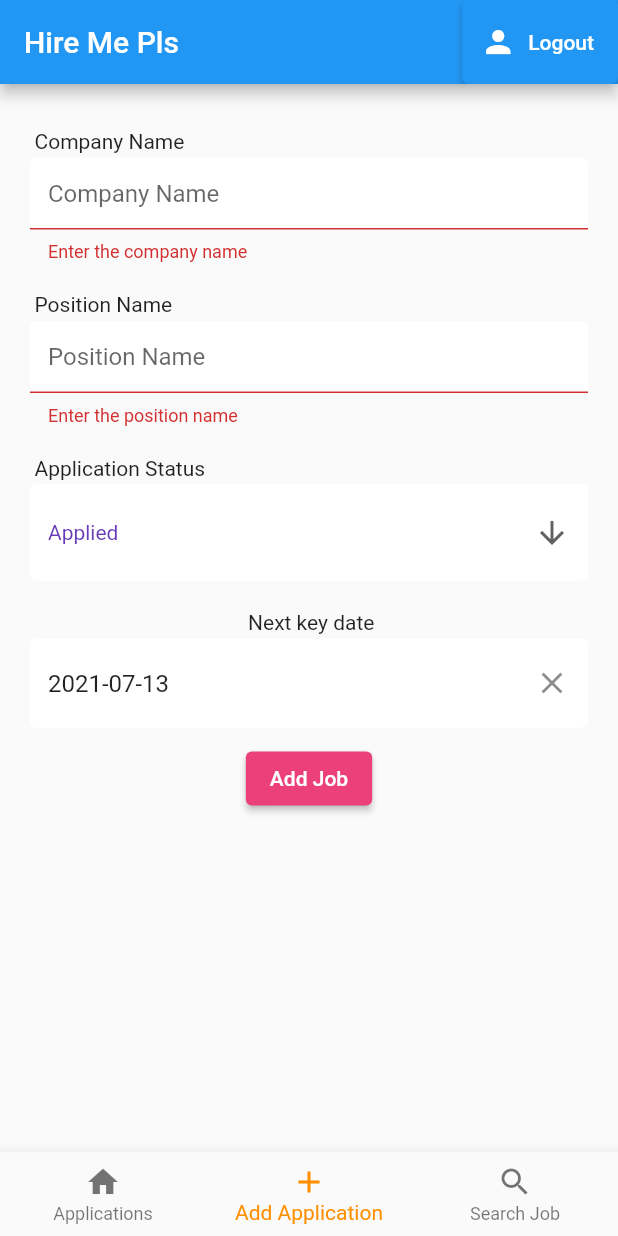
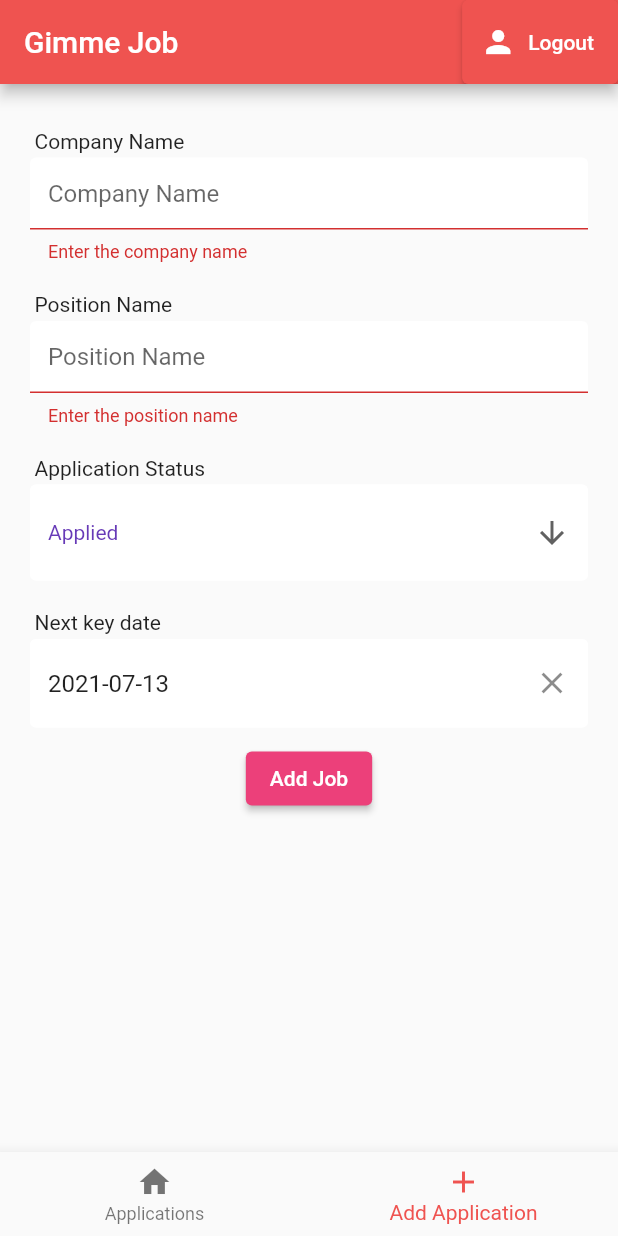
Before and after one commit to acyang97/gimme_job, a Flutter app: the screen it shows once a user with an empty profile is signed in, item 2 of the bottom bar chosen, after a tap on "Add Job", on a phone screen of 412 x 824 dp. Run offline on Flutter 3.47's test engine with Material 2 defaults, Android fonts, the phone set to English and light mode, and no system bars; drawn by our look-alikes of datetime_picker_formfield; our stand-ins replace cloud_firestore, firebase_auth, firebase_core, flutter_spinkit; accounts and stored records are empty.

Commit message:
Enabled sorting

```diff
--- a/lib/models/job.dart
+++ b/lib/models/job.dart
@@ -18,25 +18,30 @@ class Job {
   final String positionName;
   final String companyName;
   final ApplicationStatus applicationStatus;
+  final DateTime nextKeyDate;
 
   Job({
     required this.uid,
     required this.positionName,
     required this.companyName,
     required this.applicationStatus,
+    required this.nextKeyDate,
   });
 
   Job.fromJson(Map<String, dynamic> json)
       : uid = json['uid'],
         positionName = json['positionName'],
         companyName = json['companyName'],
-        applicationStatus = ApplicationStatus.values[json['applicationStatus']];
+        applicationStatus = ApplicationStatus.values[json['applicationStatus']],
+        nextKeyDate = json['nextKeyDate'].toDate();
+  // nextKeyDate = DateTime.parse(json['nextKeyDate']);
 
   Map<String, dynamic> toJson() => {
         'uid': this.uid,
         'positionName': this.positionName,
         'companyName': this.companyName,
         'applicationStatus': this.applicationStatus.index,
+        'nextKeyDate': this.nextKeyDate,
       };
 
   String getApplicatioStatus(Job job) {
--- a/lib/screens/add_job.dart
+++ b/lib/screens/add_job.dart
@@ -5,7 +5,6 @@ import 'package:gimme_job/utils/constants.dart';
 import 'package:gimme_job/models/job.dart';
 import 'package:gimme_job/services/auth_service.dart';
 import 'package:gimme_job/services/job_service.dart';
-import 'package:gimme_job/widgets/date_picker.dart';
 
 class AddJob extends StatefulWidget {
   const AddJob({Key? key}) : super(key: key);
@@ -133,6 +132,7 @@ class _AddJobState extends State<AddJob> {
               vertical: 10.0,
             ),
             child: Column(
+              crossAxisAlignment: CrossAxisAlignment.start,
               children: [
                 Padding(
                   padding: EdgeInsets.only(bottom: 3.0, left: 3.0),
@@ -158,8 +158,9 @@ class _AddJobState extends State<AddJob> {
                   onSaved: (date) => setState(() {
                     selectedDate = date;
                   }),
-                  decoration:
-                      textInputDecoration.copyWith(hintText: 'Deadline'),
+                  decoration: textInputDecoration.copyWith(
+                    hintText: 'Next Key Date',
+                  ),
                 ),
               ],
             ),
@@ -179,13 +180,15 @@ class _AddJobState extends State<AddJob> {
                       ApplicationStatus.values[_applicationStatus],
                   positionName: this._positionName,
                   companyName: this._companyName,
+                  nextKeyDate: this.selectedDate!,
                 );
-                bool result =
-                    await _jobService.createNewJob(job).whenComplete(() {
-                  setState(() {
-                    loading = false;
-                  });
-                });
+                bool result = await _jobService.createNewJob(job).whenComplete(
+                  () {
+                    setState(() {
+                      loading = false;
+                    });
+                  },
+                );
                 if (!result) {
                   setState(
                     () {
@@ -198,7 +201,9 @@ class _AddJobState extends State<AddJob> {
             },
             child: Text(
               'Add Job',
-              style: TextStyle(color: Colors.white),
+              style: TextStyle(
+                color: Colors.white,
+              ),
             ),
           ),
           SizedBox(height: 12.0),
--- a/lib/screens/home.dart
+++ b/lib/screens/home.dart
@@ -12,16 +12,12 @@ class Home extends StatefulWidget {
 
 class _HomeState extends State<Home> {
   int _selectedIndex = 0;
-  static const TextStyle optionStyle =
-      TextStyle(fontSize: 30, fontWeight: FontWeight.bold);
+  // static const TextStyle optionStyle =
+  // TextStyle(fontSize: 30, fontWeight: FontWeight.bold);
   List<Widget> _widgetOptions = <Widget>[
     // We probably can show the widget here
     JobList(),
     AddJob(),
-    Text(
-      'Index 2: School',
-      style: optionStyle,
-    ),
   ];
 
   @override
@@ -29,10 +25,6 @@ class _HomeState extends State<Home> {
     _widgetOptions = [
       JobList(),
       AddJob(),
-      Text(
-        'Index 2: School',
-        style: optionStyle,
-      ),
     ];
     super.initState();
   }
@@ -48,14 +40,28 @@ class _HomeState extends State<Home> {
     final AuthService _auth = AuthService();
     return Scaffold(
       appBar: AppBar(
-        title: const Text('Hire Me Pls'),
+        backgroundColor: Colors.red[400],
+        title: const Text(
+          'Gimme Job',
+        ),
         actions: <Widget>[
           ElevatedButton.icon(
+            style: ElevatedButton.styleFrom(
+              primary: Colors.red[400],
+            ),
             onPressed: () async {
               await _auth.signOut();
             },
-            icon: Icon(Icons.person),
-            label: Text('Logout'),
+            icon: Icon(
+              Icons.person,
+              color: Colors.white,
+            ),
+            label: Text(
+              'Logout',
+              style: TextStyle(
+                color: Colors.white,
+              ),
+            ),
           ),
         ],
       ),
@@ -72,13 +78,9 @@ class _HomeState extends State<Home> {
             icon: Icon(Icons.add),
             label: 'Add Application',
           ),
-          BottomNavigationBarItem(
-            icon: Icon(Icons.search),
-            label: 'Search Job',
-          ),
         ],
         currentIndex: _selectedIndex,
-        selectedItemColor: Colors.amber[800],
+        selectedItemColor: Colors.red[400],
         onTap: _onItemTapped,
       ),
     );
--- a/lib/screens/job_list.dart
+++ b/lib/screens/job_list.dart
@@ -17,22 +17,36 @@ class _JobListState extends State<JobList> {
   final AuthService _authService = AuthService();
   final JobService _jobService = JobService();
   bool loading = false;
+  // For the sorting of the list
+  String _orderBy = 'applicationStatus';
+  bool _isDescending = false;
 
   @override
   Widget build(BuildContext context) {
+    print('building');
+    print('$_orderBy');
     return Column(
       children: [
         StreamBuilder<QuerySnapshot>(
           stream: FirebaseFirestore.instance
               .collection("jobs")
               .where("uid", isEqualTo: _authService.getCurrentUser())
+              // have to add a composite index to firebase
+              .orderBy(
+                _orderBy,
+                descending: _isDescending,
+              )
               .snapshots(),
           builder: (context, snapshot) {
             if (!snapshot.hasData) {
-              return LinearProgressIndicator();
+              return Container(
+                child: Center(
+                  child: Text('No Applications added yet!'),
+                ),
+              );
             }
             return Expanded(
-              child: _buildList(snapshot.data),
+              child: _buildList(snapshot.data, _orderBy, _isDescending),
             );
           },
         ),
@@ -40,10 +54,16 @@ class _JobListState extends State<JobList> {
     );
   }
 
-  Widget _buildList(QuerySnapshot? snapshot) {
+  Widget _buildList(
+    QuerySnapshot? snapshot,
+    String _orderBy,
+    bool _isDescending,
+  ) {
     return loading
         ? Loading()
-        : ListView.builder(
+        : Stack(
+            children: [
+              ListView.builder(
                 itemCount: snapshot!.docs.length,
                 itemBuilder: (context, index) {
                   final doc = snapshot.docs[index];
@@ -108,7 +128,8 @@ class _JobListState extends State<JobList> {
                                     borderRadius: BorderRadius.circular(10.0),
                                   ),
                                 ),
-                            onPressed: () => Navigator.of(context).pop(false),
+                                onPressed: () =>
+                                    Navigator.of(context).pop(false),
                                 child: const Text(
                                   "CANCEL",
                                 ),
@@ -125,6 +146,84 @@ class _JobListState extends State<JobList> {
                     ),
                   );
                 },
+              ),
+              Positioned(
+                bottom: 20,
+                right: 20,
+                height: 60,
+                width: 60,
+                child: Ink(
+                  decoration: ShapeDecoration(
+                    shape: CircleBorder(),
+                    color: Colors.red[400],
+                  ),
+                  child: IconButton(
+                    icon: Icon(Icons.sort),
+                    iconSize: 30,
+                    color: Colors.white,
+                    onPressed: () {
+                      showModalBottomSheet(
+                        context: context,
+                        builder: (context) {
+                          return Column(
+                            mainAxisSize: MainAxisSize.min,
+                            children: <Widget>[
+                              SizedBox(height: 10.0),
+                              Text(
+                                'Sort By',
+                                style: TextStyle(fontSize: 18.0),
+                              ),
+                              SizedBox(height: 10.0),
+                              ListTile(
+                                leading:
+                                    new Icon(Icons.accessibility_new_sharp),
+                                title: new Text('Application Status'),
+                                onTap: () {
+                                  setState(() {
+                                    this._orderBy = 'applicationStatus';
+                                  });
+                                  Navigator.pop(context);
+                                },
+                              ),
+                              ListTile(
+                                leading: new Icon(Icons.timelapse),
+                                title: new Text('Next Key Date'),
+                                onTap: () {
+                                  setState(() {
+                                    this._orderBy = 'nextKeyDate';
+                                  });
+                                  Navigator.pop(context);
+                                },
+                              ),
+                              ListTile(
+                                leading: new Icon(Icons.business),
+                                title: new Text('Company Name'),
+                                onTap: () {
+                                  setState(() {
+                                    this._orderBy = 'companyName';
+                                  });
+                                  Navigator.pop(context);
+                                },
+                              ),
+                              ListTile(
+                                leading: new Icon(Icons.title),
+                                title: new Text('Position Name'),
+                                onTap: () {
+                                  setState(() {
+                                    this._orderBy = 'positionName';
+                                  });
+                                  Navigator.pop(context);
+                                },
+                              ),
+                            ],
+                          );
+                        },
+                      );
+                    },
+                  ),
+                ),
+              ),
+            ],
           );
   }
 }
--- a/lib/widgets/job_tile.dart
+++ b/lib/widgets/job_tile.dart
@@ -1,8 +1,10 @@
 import 'package:flutter/material.dart';
 import 'package:gimme_job/models/job.dart';
+import 'package:gimme_job/services/job_service.dart';
 
 class JobTile extends StatelessWidget {
   final Job job;
+  final JobService _jobService = new JobService();
 
   JobTile({required this.job});
 
@@ -38,6 +40,9 @@ class JobTile extends StatelessWidget {
                 Text(
                   'Status: ${job.getApplicatioStatus(job)}',
                 ),
+                Text(
+                  'Next Key Date: ${_jobService.formatNextKeyDate(job)}',
+                ),
               ],
             ),
           ),
```
Also changed, not shown: lib/services/job_service.dart (+12 -6 lines). Lines whose indentation alone changed are shown as unchanged.
